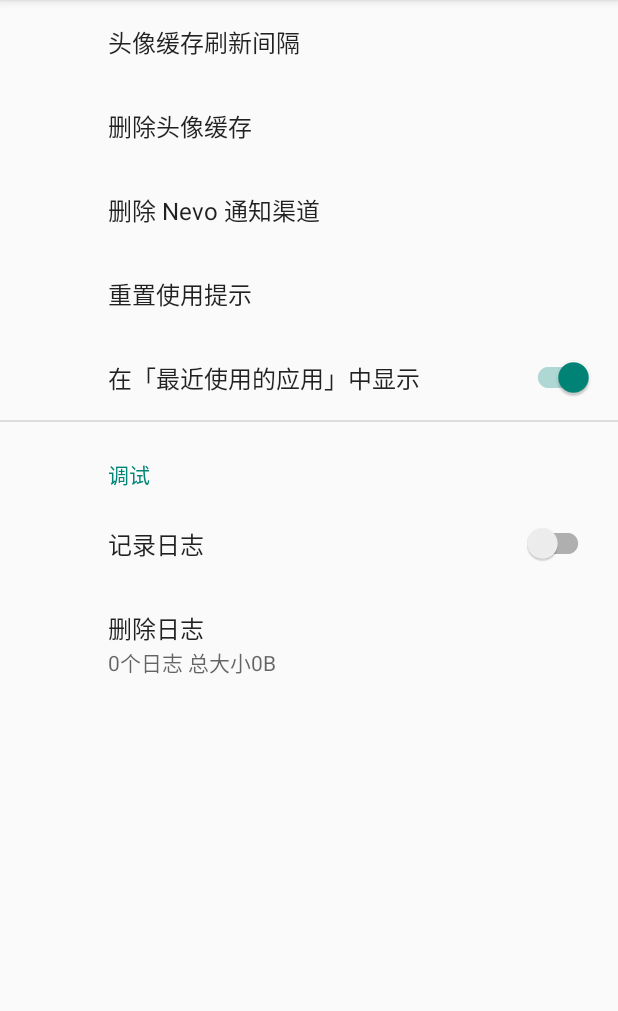
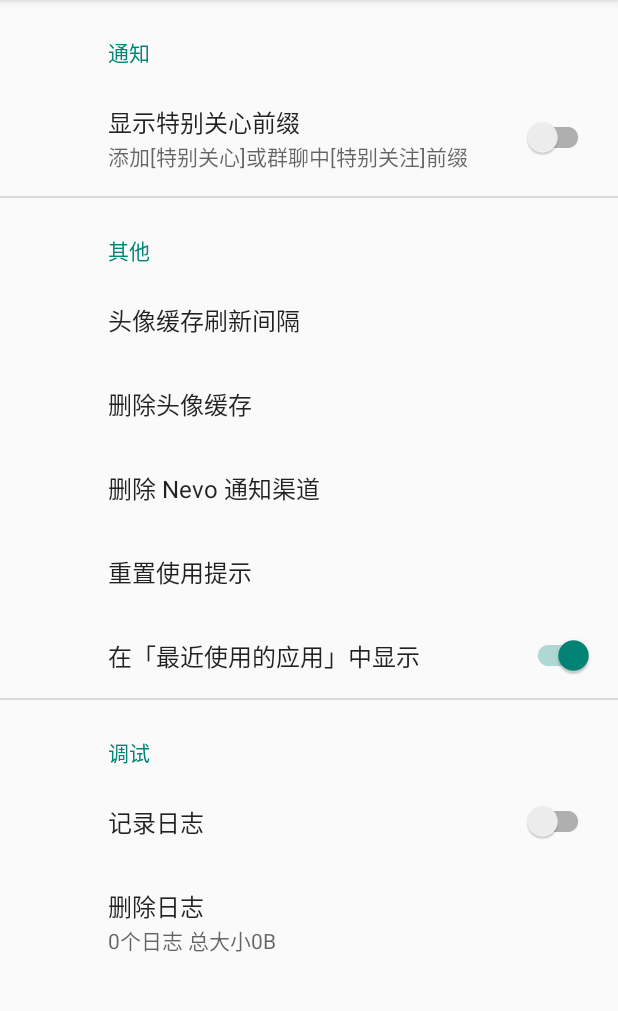
Before and after one commit to ichenhe/QQ-Notify-Evolution, an Android app: the fragment AdvancedFr placed in its activity, on a phone screen of 412 x 824 dp, the part 84-1095 px from its top. Run offline under Robolectric (Android 15) with nearby library versions, the phone set to English and light mode, and no system bars; our stand-ins replace Timber, androidx.preference; libraries missing offline, so code that uses them is left out: com.oasisfeng.nevo; 5 statements that could not run were skipped.

Commit message:
新增添加特别关心通知前缀选项

```diff
--- a/app/src/main/java/cc/chenhe/qqnotifyevo/utils/PreferencesUtils.kt
+++ b/app/src/main/java/cc/chenhe/qqnotifyevo/utils/PreferencesUtils.kt
@@ -84,6 +84,9 @@ fun getIconMode(context: Context): Int {
     }
 }
 
+fun showSpecialPrefix(context: Context): Boolean = PreferenceManager.getDefaultSharedPreferences(context)
+        .getBoolean("show_special_prefix", false)
+
 fun getAvatarCachePeriod(context: Context): Long {
     val s = PreferenceManager.getDefaultSharedPreferences(context).getString("avatar_cache_period", "0") ?: "0"
     return s.toLong()
--- a/app/src/main/res/values/strings.xml
+++ b/app/src/main/res/values/strings.xml
@@ -6,6 +6,8 @@
     <string name="tip">提示</string>
     <string name="dont_show">不再提示</string>
     <string name="learn_more">了解详情</string>
+    <string name="special_prefix">[特别关心]</string>
+    <string name="special_group_prefix">[特别关注]</string>
 
     <string name="day">天</string>
     <string name="hour">小时</string>
@@ -28,7 +30,11 @@
     <string name="multi_msg_dialog_positive">使用传统模式</string>
     <string name="multi_msg_dialog_neutral">下次再说</string>
 
-    <!--通知-->
+    <!--~~~~~~~~~~~~~~~~~~~~~~~~~~~~~~~~~~~~~~~~~~~~~~~~~~~~~~~~
+    ~ 通知渠道
+    ~~~~~~~~~~~~~~~~~~~~~~~~~~~~~~~~~~~~~~~~~~~~~~~~~~~~~~~~~-->
+
+    <!-- 转发 QQ 的通知 -->
     <string name="notify_group_base">仅传统模式有效，Nevo 模式请前往 Nevo 应用设置</string>
     <string name="notify_nevo_prefix">Q进化-</string>
     <string name="notify_friend_channel_name">联系人消息</string>
@@ -39,9 +45,14 @@
     <string name="notify_group_channel_des">QQ 群消息通知</string>
     <string name="notify_qzone_channel_name">空间动态</string>
     <string name="notify_qzone_channel_des">QQ 空间动态通知</string>
-    <!-- 自身通知的渠道 -->
+    <!-- 自身通知 -->
     <string name="notify_self_tips_channel_name">使用提示</string>
 
+    <!--~~~~~~~~~~~~~~~~~~~~~~~~~~~~~~~~~~~~~~~~~~~~~~~~~~~~~~~~
+    ~ 通知内容
+    ~~~~~~~~~~~~~~~~~~~~~~~~~~~~~~~~~~~~~~~~~~~~~~~~~~~~~~~~~-->
+
+    <!-- 转发 QQ 的通知 -->
     <string name="notify_qzone_title">空间动态</string>
     <string name="notify_qzone_special_title">特别关心动态</string>
     <string name="notify_subtext_message_num">%1$d条新消息</string>
@@ -52,7 +63,11 @@
     <string name="warning_monitor_service">通知监听服务未运行</string>
     <string name="warning_monitor_service_summary">请到「必要权限」里授予通知访问权，并确认已允许本应用自启动/后台运行。</string>
 
-    <!--设置页-->
+    <!--~~~~~~~~~~~~~~~~~~~~~~~~~~~~~~~~~~~~~~~~~~~~~~~~~~~~~~~~
+    ~ 首选项：首页
+    ~~~~~~~~~~~~~~~~~~~~~~~~~~~~~~~~~~~~~~~~~~~~~~~~~~~~~~~~~-->
+
+    <!-- 基础 -->
     <string name="pref_cate_base">基础</string>
     <string name="pref_mode">工作模式</string>
     <string-array name="pref_mode_entries">
@@ -63,7 +78,6 @@
         <item>1</item>
         <item>2</item>
     </string-array>
-
     <!-- 必要权限 -->
     <string name="pref_cate_permit">必要权限</string>
     <string name="pref_notf_permit">通知访问权</string>
@@ -76,7 +90,6 @@
     <string name="pref_disable_permit">已禁用</string>
     <string name="pref_battery_optimize_disable">已停用</string>
     <string name="pref_battery_optimize_enable">未停用</string>
-
     <!-- 通知 -->
     <string name="pref_cate_notify">通知</string>
     <string name="pref_notify_system">系统设置</string>
@@ -94,37 +107,7 @@
         <item>1</item>
         <item>2</item>
     </string-array>
-
-    <!-- 高级 -->
-    <string name="pref_cate_advanced">高级选项</string>
-    <string name="pref_avatar_cache_period">头像缓存刷新间隔</string>
-    <string-array name="pref_avatar_cache_period_entries">
-        <item>10分钟</item>
-        <item>1天</item>
-        <item>7天</item>
-    </string-array>
-    <string-array name="pref_avatar_cache_period_values">
-        <item>600000</item>
-        <item>86400000</item>
-        <item>604800000</item>
-    </string-array>
-    <string name="pref_reset_tips">重置使用提示</string>
-    <string name="pref_reset_tips_notify_dialog">使用提示通知已被关闭，是否打开？</string>
-    <string name="pref_delete_avatar_cache">删除头像缓存</string>
-    <string name="pref_delete_nevo_channel">删除 Nevo 通知渠道</string>
-    <string name="pref_show_in_recent">在「最近使用的应用」中显示</string>
-    <string-array name="pref_show_in_recent_summaries">
-        <item>便于锁定最近任务以免被杀</item> <!-- checked -->
-        <item>按返回键退出后将从最近任务界面隐藏</item> <!-- non-checked -->
-    </string-array>
-    <string name="pref_cat_debug">调试</string>
-    <string name="pref_log">记录日志</string>
-    <string name="pref_log_dialog_message">开启后将记录应用日志并明文保存在本地，其中包含您的通知详情，请注意隐私安全。\n请不要从应用外部删除日志文件以免影响完整性。</string>
-    <string name="pref_delete_log">删除日志</string>
-    <string name="pref_delete_log_summary">%1$d个日志 总大小%2$s</string>
-    <string name="pref_delete_log_dialog_message">删除所有日志？</string>
-
-    <!--关于页-->
+    <!-- 关于  -->
     <string name="pref_cate_about">关于</string>
     <string name="about_manual">使用手册</string>
     <string name="about_manual_summary">模式选择 · 双重通知 · 最佳实践</string>
@@ -147,4 +130,43 @@
 ]]>
     </string>
     <string name="about_dialog_github">GitHub 发布页</string>
+
+    <!--~~~~~~~~~~~~~~~~~~~~~~~~~~~~~~~~~~~~~~~~~~~~~~~~~~~~~~~~
+    ~ 首选项：高级
+    ~~~~~~~~~~~~~~~~~~~~~~~~~~~~~~~~~~~~~~~~~~~~~~~~~~~~~~~~~-->
+
+    <string name="pref_cate_advanced">高级选项</string>
+    <!-- 通知 -->
+    <string name="pref_cate_advanced_notify">通知</string>
+    <string name="pref_advanced_show_special_prefix">显示特别关心前缀</string>
+    <string name="pref_advanced_show_special_prefix_summary">添加[特别关心]或群聊中[特别关注]前缀</string>
+    <!-- 其他 -->
+    <string name="pref_cate_advanced_other">其他</string>
+    <string name="pref_avatar_cache_period">头像缓存刷新间隔</string>
+    <string-array name="pref_avatar_cache_period_entries">
+        <item>10分钟</item>
+        <item>1天</item>
+        <item>7天</item>
+    </string-array>
+    <string-array name="pref_avatar_cache_period_values">
+        <item>600000</item>
+        <item>86400000</item>
+        <item>604800000</item>
+    </string-array>
+    <string name="pref_reset_tips">重置使用提示</string>
+    <string name="pref_reset_tips_notify_dialog">使用提示通知已被关闭，是否打开？</string>
+    <string name="pref_delete_avatar_cache">删除头像缓存</string>
+    <string name="pref_delete_nevo_channel">删除 Nevo 通知渠道</string>
+    <string name="pref_show_in_recent">在「最近使用的应用」中显示</string>
+    <string-array name="pref_show_in_recent_summaries">
+        <item>便于锁定最近任务以免被杀</item> <!-- checked -->
+        <item>按返回键退出后将从最近任务界面隐藏</item> <!-- non-checked -->
+    </string-array>
+    <!-- 调试 -->
+    <string name="pref_cat_debug">调试</string>
+    <string name="pref_log">记录日志</string>
+    <string name="pref_log_dialog_message">开启后将记录应用日志并明文保存在本地，其中包含您的通知详情，请注意隐私安全。\n请不要从应用外部删除日志文件以免影响完整性。</string>
+    <string name="pref_delete_log">删除日志</string>
+    <string name="pref_delete_log_summary">%1$d个日志 总大小%2$s</string>
+    <string name="pref_delete_log_dialog_message">删除所有日志？</string>
 </resources>
--- a/app/src/main/res/xml/pref_advanced.xml
+++ b/app/src/main/res/xml/pref_advanced.xml
@@ -1,5 +1,16 @@
 <?xml version="1.0" encoding="utf-8"?>
 <PreferenceScreen xmlns:app="http://schemas.android.com/apk/res-auto">
+
+    <PreferenceCategory app:title="@string/pref_cate_advanced_notify">
+
+        <SwitchPreferenceCompat
+            app:defaultValue="false"
+            app:key="show_special_prefix"
+            app:summary="@string/pref_advanced_show_special_prefix_summary"
+            app:title="@string/pref_advanced_show_special_prefix" />
+    </PreferenceCategory>
+
+    <PreferenceCategory app:title="@string/pref_cate_advanced_other">
 
         <ListPreference
             app:defaultValue="86400000"
@@ -24,6 +35,7 @@
             app:defaultValue="true"
             app:key="show_in_recent"
             app:title="@string/pref_show_in_recent" />
+    </PreferenceCategory>
 
     <PreferenceCategory app:title="@string/pref_cat_debug">
 
```
Also changed, not shown: app/src/main/java/cc/chenhe/qqnotifyevo/core/NotificationProcessor.kt (+59 -13 lines), 1 other file. Lines whose indentation alone changed are shown as unchanged.
